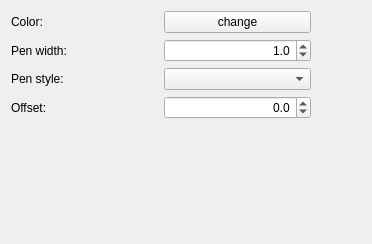
Above: src/ui/symbollayer/widget_simpleline.ui from qgis/QGIS before the change. Below: the same form after it.
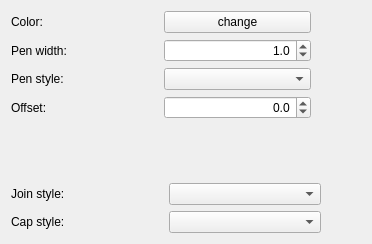
That is the form after the change. Custom widgets are drawn as their Qt base class.

Commit message: Added pen cap style and pen join style combo boxes. Added possibility to set cap and join style for simple line symbol layers.

```diff
--- a/src/ui/symbollayer/widget_simpleline.ui
+++ b/src/ui/symbollayer/widget_simpleline.ui
@@ -13,7 +13,7 @@
   <property name="windowTitle">
    <string>Form</string>
   </property>
-  <layout class="QVBoxLayout">
+  <layout class="QVBoxLayout" name="verticalLayout">
    <item>
     <layout class="QGridLayout">
      <item row="0" column="0">
@@ -123,6 +123,46 @@
      </property>
     </spacer>
    </item>
+   <item>
+    <layout class="QGridLayout" name="gridLayout">
+     <item row="0" column="0">
+      <widget class="QLabel" name="label_5">
+       <property name="text">
+        <string>Join style:</string>
+       </property>
+      </widget>
+     </item>
+     <item row="0" column="1">
+      <widget class="QgsPenJoinStyleComboBox" name="cboJoinStyle"/>
+     </item>
+     <item row="0" column="2" rowspan="2">
+      <spacer name="horizontalSpacer">
+       <property name="orientation">
+        <enum>Qt::Horizontal</enum>
+       </property>
+       <property name="sizeType">
+        <enum>QSizePolicy::Preferred</enum>
+       </property>
+       <property name="sizeHint" stdset="0">
+        <size>
+         <width>40</width>
+         <height>38</height>
+        </size>
+       </property>
+      </spacer>
+     </item>
+     <item row="1" column="0">
+      <widget class="QLabel" name="label_6">
+       <property name="text">
+        <string>Cap style:</string>
+       </property>
+      </widget>
+     </item>
+     <item row="1" column="1">
+      <widget class="QgsPenCapStyleComboBox" name="cboCapStyle"/>
+     </item>
+    </layout>
+   </item>
   </layout>
  </widget>
  <customwidgets>
@@ -131,6 +171,16 @@
    <extends>QComboBox</extends>
    <header>qgspenstylecombobox.h</header>
   </customwidget>
+  <customwidget>
+   <class>QgsPenJoinStyleComboBox</class>
+   <extends>QComboBox</extends>
+   <header>qgspenstylecombobox.h</header>
+  </customwidget>
+  <customwidget>
+   <class>QgsPenCapStyleComboBox</class>
+   <extends>QComboBox</extends>
+   <header>qgspenstylecombobox.h</header>
+  </customwidget>
  </customwidgets>
  <resources/>
  <connections/>
```
The commit also changes 15 other files.
